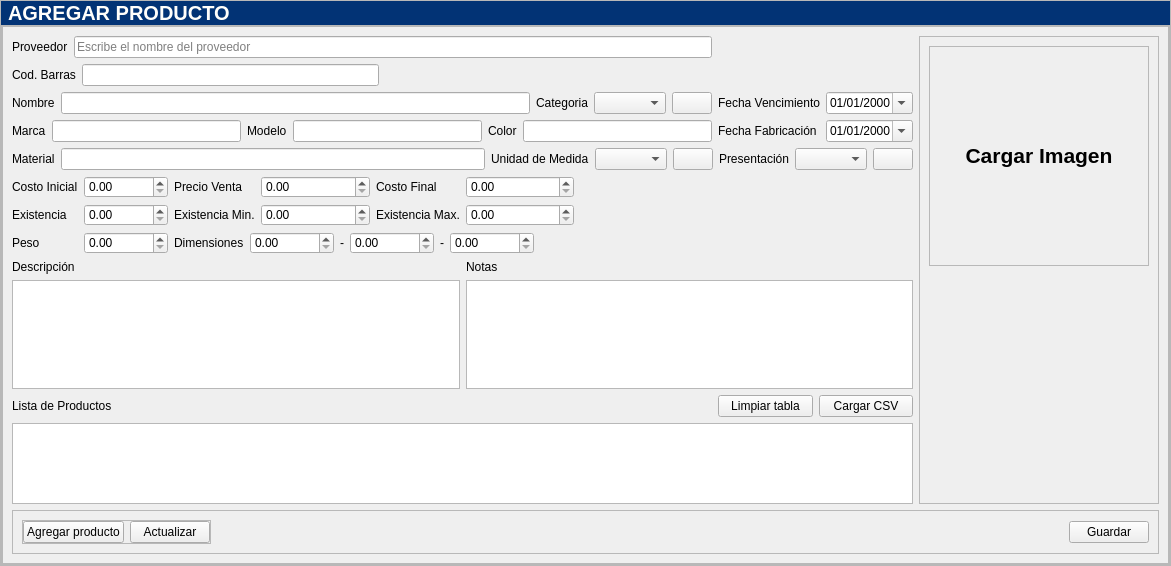
Above: app/View/UserInterfaceUi/UI_AGREGARPRODUCTO.ui from LAngelVp/software-punto-de-venta before the change. Below: the same form after it.
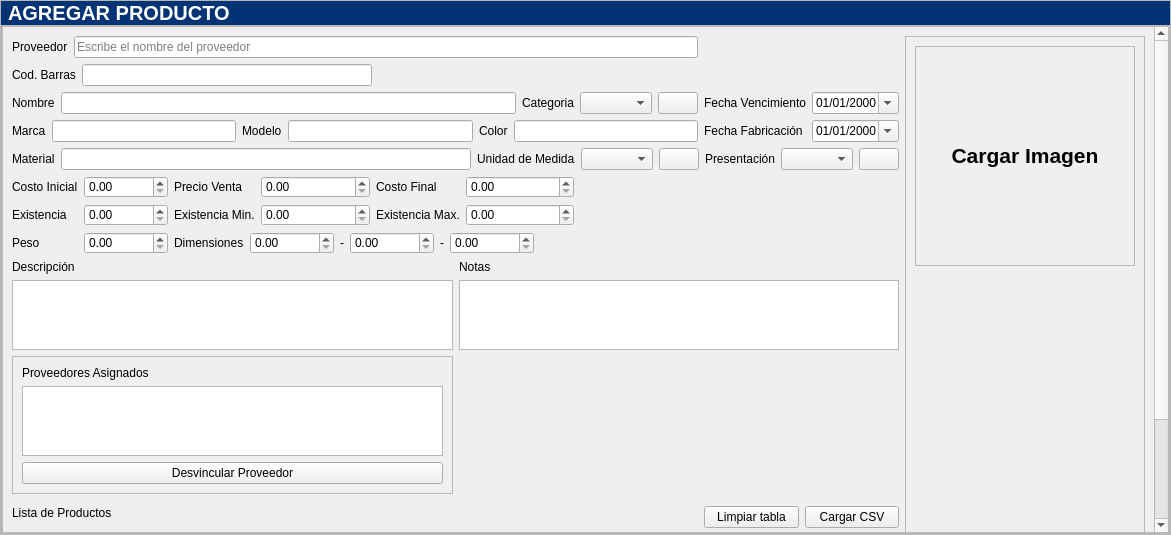
That is the form after the change. Icons and pictures are not drawn.

```diff
--- a/app/View/UserInterfaceUi/UI_AGREGARPRODUCTO.ui
+++ b/app/View/UserInterfaceUi/UI_AGREGARPRODUCTO.ui
@@ -7,7 +7,7 @@
     <x>0</x>
     <y>0</y>
     <width>1171</width>
-    <height>566</height>
+    <height>535</height>
    </rect>
   </property>
   <property name="windowTitle">
@@ -185,6 +185,9 @@
     background-color: #023375;
     color: white;
 }
+#contenedor_proveedores_vinculados{
+max-width: 500px;
+}
 </string>
   </property>
   <layout class="QGridLayout" name="gridLayout">
@@ -268,11 +271,11 @@
              <rect>
               <x>0</x>
               <y>0</y>
-              <width>1165</width>
-              <height>536</height>
+              <width>1151</width>
+              <height>668</height>
              </rect>
             </property>
-            <layout class="QGridLayout" name="gridLayout_8">
+            <layout class="QGridLayout" name="gridLayout_9">
              <item row="0" column="0">
               <layout class="QHBoxLayout" name="horizontalLayout_8">
                <item>
@@ -291,7 +294,7 @@
                </item>
               </layout>
              </item>
-             <item row="0" column="2" rowspan="9">
+             <item row="0" column="2" rowspan="11">
               <widget class="QFrame" name="contenedor_formulario_derecha">
                <property name="frameShape">
                 <enum>QFrame::StyledPanel</enum>
@@ -793,16 +796,6 @@
              </item>
              <item row="6" column="0" colspan="2">
               <layout class="QGridLayout" name="gridLayout_6">
-               <item row="0" column="1">
-                <widget class="QLabel" name="etiqueta_notasProducto">
-                 <property name="text">
-                  <string>Notas</string>
-                 </property>
-                </widget>
-               </item>
-               <item row="1" column="1">
-                <widget class="QPlainTextEdit" name="txtlargo_notasProducto"/>
-               </item>
                <item row="0" column="0">
                 <widget class="QLabel" name="etiqueta_descripcionProducto">
                  <property name="text">
@@ -813,7 +806,7 @@
                <item row="1" column="0">
                 <widget class="QPlainTextEdit" name="txtlargo_descripcionProducto"/>
                </item>
-               <item row="2" column="1">
+               <item row="3" column="1">
                 <spacer name="verticalSpacer">
                  <property name="orientation">
                   <enum>Qt::Vertical</enum>
@@ -826,16 +819,55 @@
                  </property>
                 </spacer>
                </item>
+               <item row="1" column="1">
+                <widget class="QPlainTextEdit" name="txtlargo_notasProducto"/>
+               </item>
+               <item row="0" column="1">
+                <widget class="QLabel" name="etiqueta_notasProducto">
+                 <property name="text">
+                  <string>Notas</string>
+                 </property>
+                </widget>
+               </item>
+               <item row="2" column="0">
+                <widget class="QFrame" name="contenedor_proveedores_vinculados">
+                 <property name="frameShape">
+                  <enum>QFrame::StyledPanel</enum>
+                 </property>
+                 <property name="frameShadow">
+                  <enum>QFrame::Raised</enum>
+                 </property>
+                 <layout class="QGridLayout" name="gridLayout_8">
+                  <item row="1" column="0">
+                   <widget class="QLabel" name="etiqueta_proveedores_vinculados">
+                    <property name="text">
+                     <string>Proveedores Asignados</string>
+                    </property>
+                   </widget>
+                  </item>
+                  <item row="3" column="0">
+                   <widget class="QPushButton" name="btn_btn_desvincular_proveedores">
+                    <property name="text">
+                     <string>Desvincular Proveedor</string>
+                    </property>
+                   </widget>
+                  </item>
+                  <item row="2" column="0">
+                   <widget class="QListWidget" name="lista_proveedores_vinculados"/>
+                  </item>
+                 </layout>
+                </widget>
+               </item>
               </layout>
              </item>
-             <item row="7" column="0">
+             <item row="8" column="0">
               <widget class="QLabel" name="etiqueta_listaProductos">
                <property name="text">
                 <string>Lista de Productos</string>
                </property>
               </widget>
              </item>
-             <item row="7" column="1">
+             <item row="8" column="1" rowspan="2">
               <layout class="QHBoxLayout" name="horizontalLayout_11">
                <item>
                 <widget class="QPushButton" name="btn_btn_limpiarTablaProductos">
@@ -859,10 +891,10 @@
                </item>
               </layout>
              </item>
-             <item row="8" column="0" colspan="2">
+             <item row="10" column="0" colspan="2">
               <widget class="QTableView" name="tabla_productos"/>
              </item>
-             <item row="9" column="0" colspan="3">
+             <item row="12" column="0" colspan="3">
               <widget class="QFrame" name="contenedor_formulario_inferior">
                <property name="frameShape">
                 <enum>QFrame::StyledPanel</enum>
```
